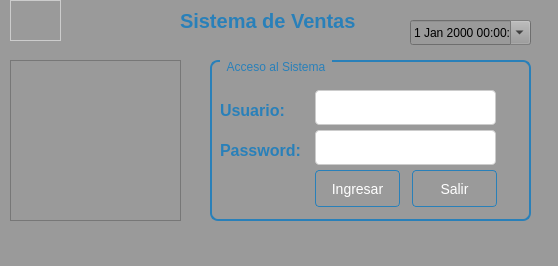
The window that Sistema de ventas/ui/FrmLogin.ui (CodeDrTech/DevelopPython) describes before a commit, drawn with Qt 5.
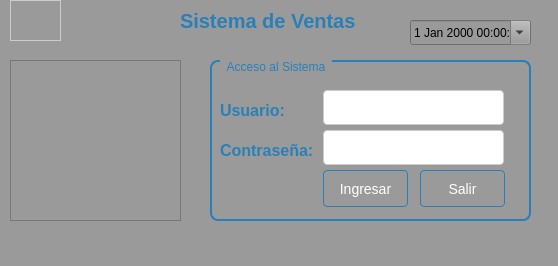
The same window after the commit.

What changed in the file:
```diff
--- a/Sistema de ventas/ui/FrmLogin.ui
+++ b/Sistema de ventas/ui/FrmLogin.ui
@@ -106,7 +106,7 @@
     <widget class="QPushButton" name="btnIngresar">
      <property name="geometry">
       <rect>
-       <x>105</x>
+       <x>113</x>
        <y>110</y>
        <width>85</width>
        <height>37</height>
@@ -146,7 +146,7 @@
     <widget class="QPushButton" name="btnSalir">
      <property name="geometry">
       <rect>
-       <x>202</x>
+       <x>210</x>
        <y>110</y>
        <width>85</width>
        <height>37</height>
@@ -186,7 +186,7 @@
     <widget class="QLineEdit" name="txtPassword">
      <property name="geometry">
       <rect>
-       <x>105</x>
+       <x>113</x>
        <y>70</y>
        <width>181</width>
        <height>35</height>
@@ -269,7 +269,7 @@
     <widget class="QLineEdit" name="txtUsuario">
      <property name="geometry">
       <rect>
-       <x>105</x>
+       <x>113</x>
        <y>30</y>
        <width>181</width>
        <height>35</height>
@@ -351,7 +351,7 @@
       <rect>
        <x>10</x>
        <y>80</y>
-       <width>91</width>
+       <width>101</width>
        <height>21</height>
       </rect>
      </property>
@@ -367,7 +367,7 @@
 }</string>
      </property>
      <property name="text">
-      <string>Password:</string>
+      <string>Contraseña:</string>
      </property>
     </widget>
     <widget class="QLabel" name="label_3">
```
